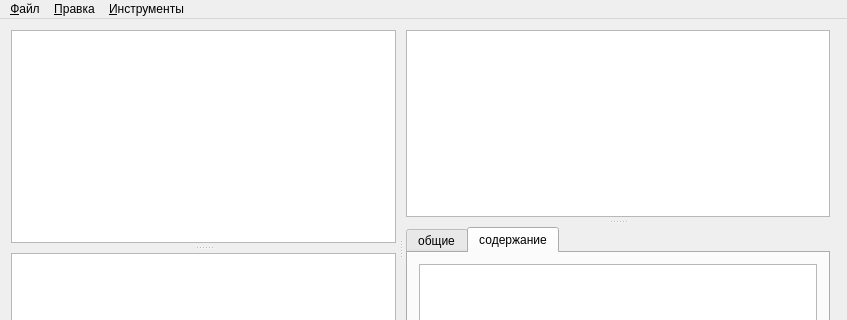
Qt form mainwindow.ui (Silobrlst/myTorrentClient) before a commit; both pictures show x 0 to 847 and y 0 to 320 of the 847 by 498 pixel window.
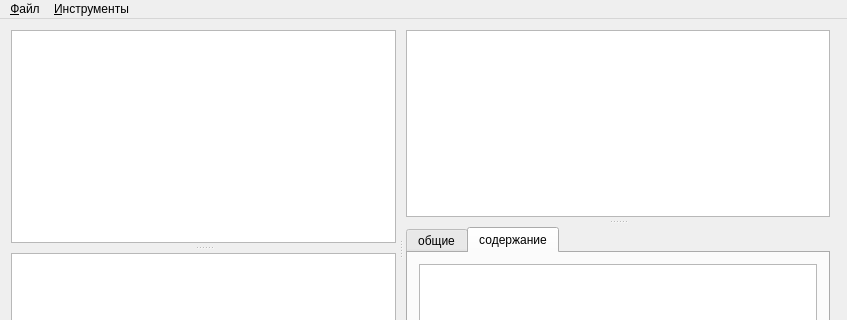
The same form after that commit. The open tabs and pages were chosen to show the change.

```diff
--- a/mainwindow.ui
+++ b/mainwindow.ui
@@ -249,11 +249,6 @@
     </property>
     <addaction name="menuOpen"/>
    </widget>
-   <widget class="QMenu" name="menu">
-    <property name="title">
-     <string>&amp;Правка</string>
-    </property>
-   </widget>
    <widget class="QMenu" name="menuTools">
     <property name="title">
      <string>&amp;Инструменты</string>
@@ -261,7 +256,6 @@
     <addaction name="menuSettings"/>
    </widget>
    <addaction name="menu_FIle"/>
-   <addaction name="menu"/>
    <addaction name="menuTools"/>
   </widget>
   <widget class="QStatusBar" name="statusBar"/>
```
Left out of the diff: 32 changed lines with no effect on the pictures.
